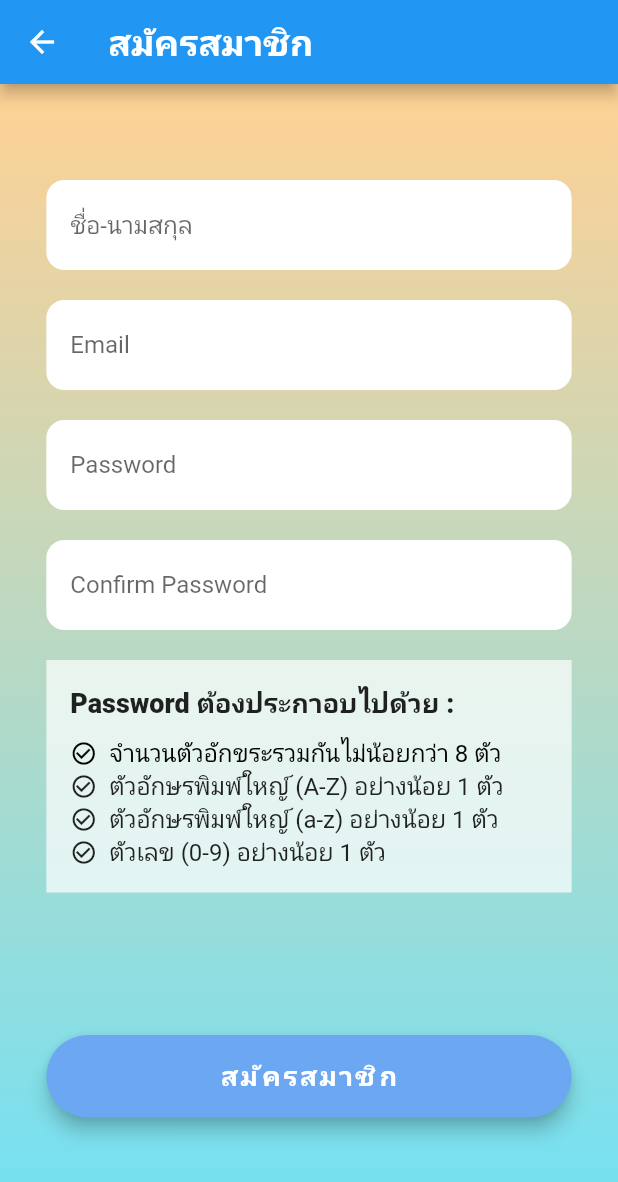
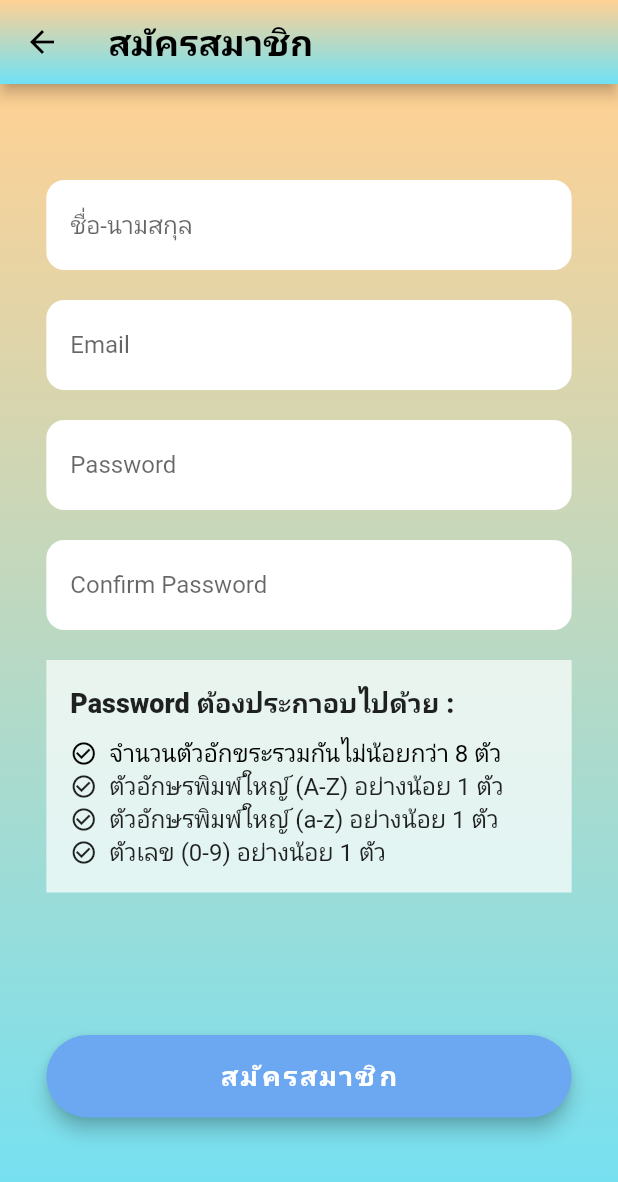
Before and after one commit to Peachvon/jakkraphan_mobile_dev, a Flutter app: the Signup_page screen opened by its route, on a phone screen of 412 x 824 dp. Shown: the top 1182 px of the screen. Run offline on Flutter 3.47's test engine with Material 2 defaults, Android fonts, the phone set to English and light mode, and no system bars; our stand-ins replace cloud_firestore, firebase_auth, firebase_core, google_sign_in; accounts and stored records are empty; network calls fail; Roboto replaces fonts that are missing (OpenSans).

```diff
--- a/lib/src/config/config.dart
+++ b/lib/src/config/config.dart
@@ -22,4 +22,17 @@ class Theme {
     end: Alignment.bottomCenter,
     stops: [0.0, 1.0],
   );
+
+  static const gradientColors1 = const LinearGradient(
+    colors: [activeColor1, activeColor2],
+    begin: Alignment.centerLeft,
+    end: Alignment.centerRight,
+    stops: [0.0, 1.0],
+  );
+  static const gradientColors2 = const LinearGradient(
+    colors: [activeColor1, activeColor2],
+    begin: Alignment.topLeft,
+    end: Alignment.bottomRight,
+    stops: [0.0, 0.5],
+  );
 }
--- a/lib/src/pages/signup_page.dart
+++ b/lib/src/pages/signup_page.dart
@@ -45,6 +45,11 @@ class _Signup_page extends State<Signup_page> {
   Widget build(BuildContext context) {
     return Scaffold(
         appBar: AppBar(
+            foregroundColor: Colors.black,
+            flexibleSpace: Container(
+              decoration:
+                  BoxDecoration(gradient: my_theme.Theme.gradientColors),
+            ),
             title: Text(
               'สมัครสมาชิก',
               style: TextStyle(
@@ -368,7 +373,7 @@ class _Signup_page extends State<Signup_page> {
           });
         } on FirebaseAuthException catch (e) {
 
-          print(e.message);
+          print('Error: ${e.message}');
         }
       }
     });
--- a/pubspec.yaml
+++ b/pubspec.yaml
@@ -37,6 +37,7 @@ dependencies:
   firebase_core: ^1.7.0
   firebase_auth: ^3.1.3
   cloud_firestore: ^2.5.3
+  google_sign_in: ^5.1.1
 
 
 dev_dependencies:
```
Also changed, not shown: lib/src/pages/home_page.dart (+48 -1 lines), lib/src/pages/login_page.dart (+27 -1 lines), pubspec.lock, 1 other file.
